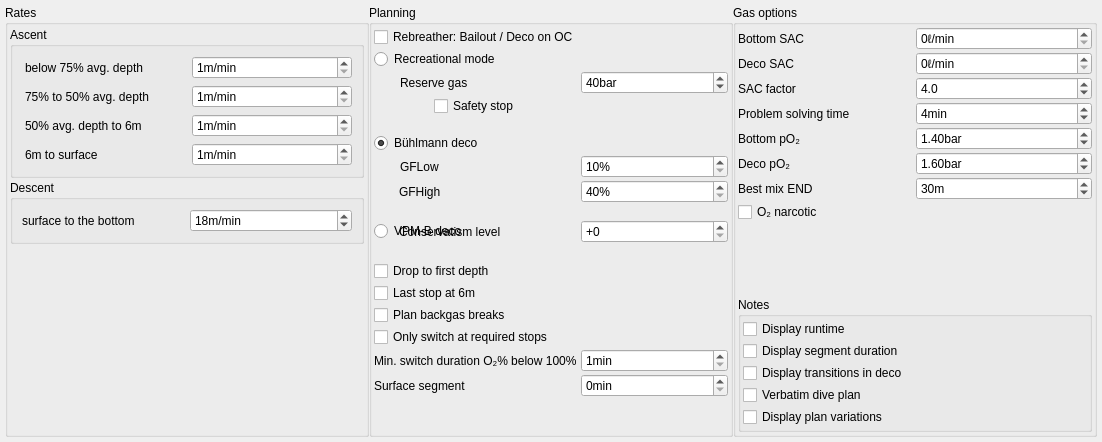
First picture: the form in desktop-widgets/plannerSettings.ui, repository subsurface/subsurface, before the edit.
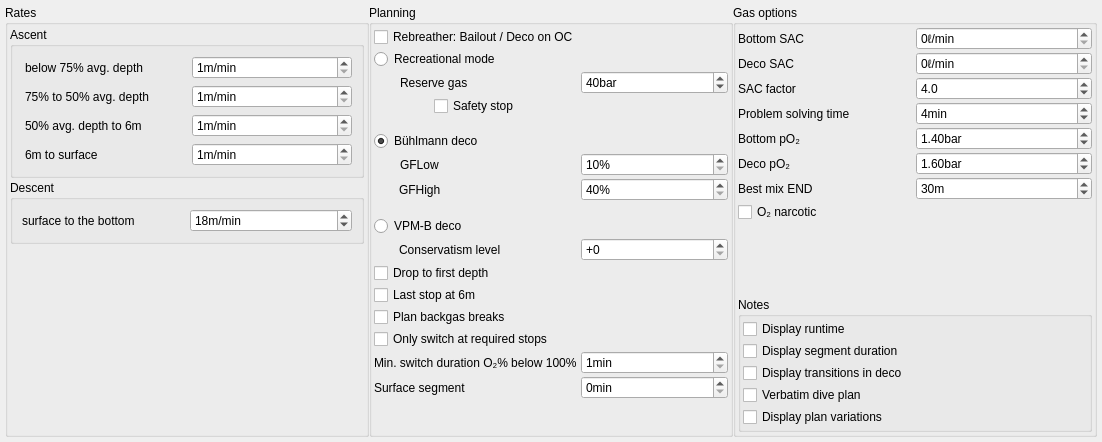
Second picture: the form after the edit.

Commit message:
Planner: Fix UI Misalignment Bug.
Fix some misaligned items in the planner settings panel.

What changed in the file:
```diff
--- a/desktop-widgets/plannerSettings.ui
+++ b/desktop-widgets/plannerSettings.ui
@@ -304,7 +304,7 @@
             </property>
            </widget>
           </item>
-          <item row="14" column="2">
+          <item row="15" column="2">
            <widget class="QSpinBox" name="vpmb_conservatism">
             <property name="prefix">
              <string>+</string>
@@ -423,7 +423,7 @@
             </property>
            </widget>
           </item>
-          <item row="14" column="1">
+          <item row="15" column="1">
            <widget class="QLabel" name="label_vpmb_conservatism">
             <property name="text">
              <string>Conservatism level</string>
```
